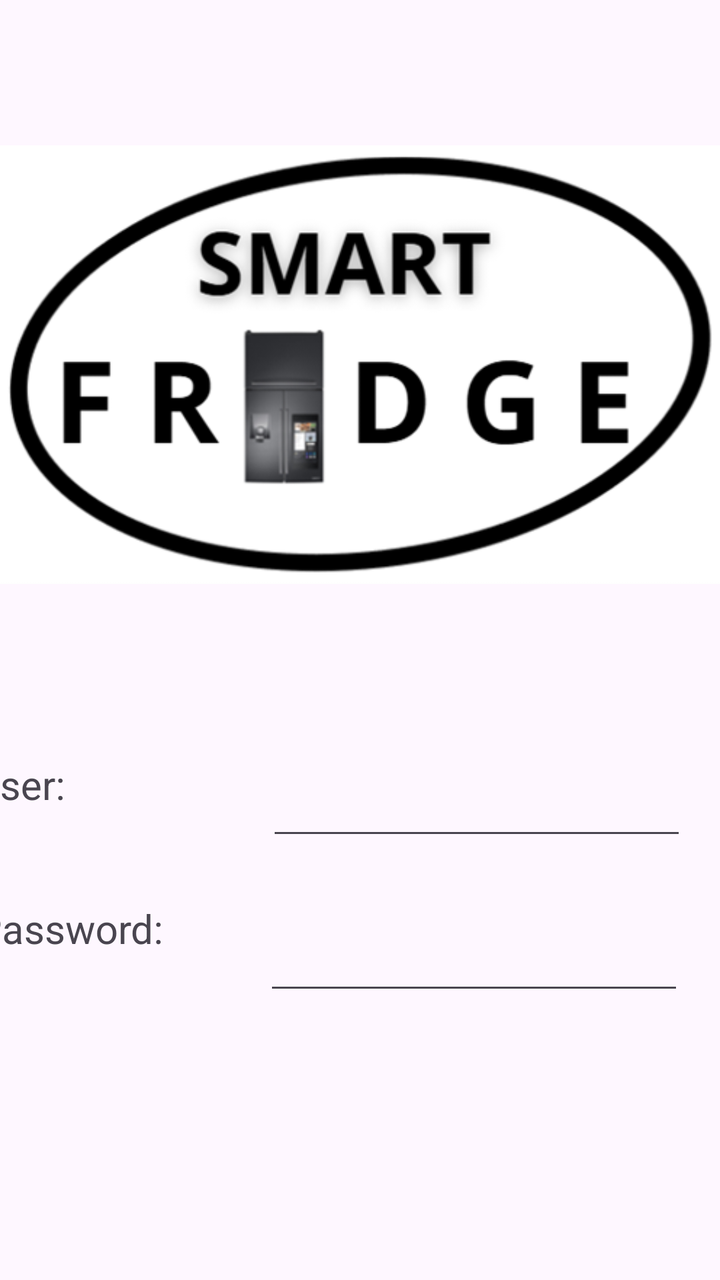
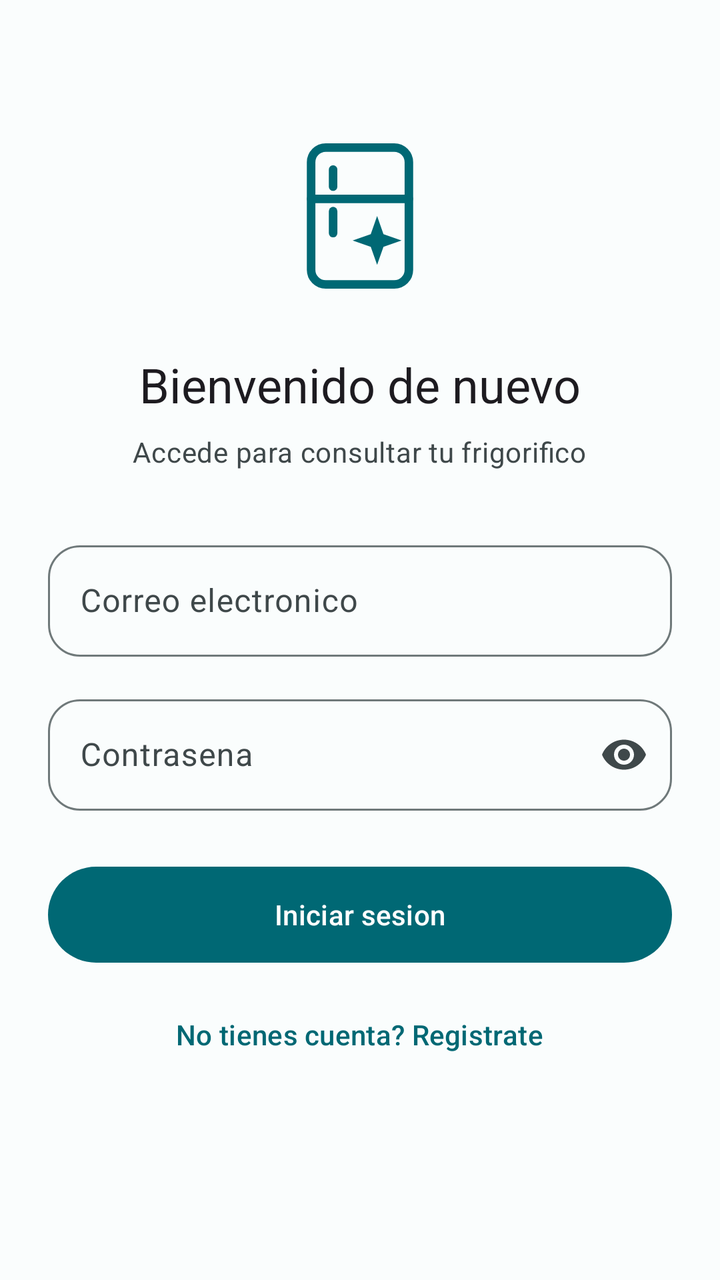

Two renders of the same Android screen: before a commit and after it. Below are the layout's source before the change and the commit's diff.
<!-- AndroidManifest.xml: application theme Theme.SmartFridge -->
<!-- res/layout/activity_login.xml -->
<?xml version="1.0" encoding="utf-8"?>
<androidx.constraintlayout.widget.ConstraintLayout xmlns:android="http://schemas.android.com/apk/res/android"
    xmlns:app="http://schemas.android.com/apk/res-auto"
    xmlns:tools="http://schemas.android.com/tools"
    android:layout_width="match_parent"
    android:layout_height="match_parent">

    <ImageView
        android:id="@+id/imageView"
        android:layout_width="wrap_content"
        android:layout_height="wrap_content"
        android:layout_marginTop="25dp"
        android:layout_marginBottom="24dp"
        app:layout_constraintBottom_toTopOf="@+id/user"
        app:layout_constraintEnd_toEndOf="parent"
        app:layout_constraintStart_toStartOf="parent"
        app:layout_constraintTop_toTopOf="parent"
        app:srcCompat="@drawable/smartfridgelogo" />

    <TextView
        android:id="@+id/textView2"
        android:layout_width="wrap_content"
        android:layout_height="wrap_content"
        android:layout_marginStart="44dp"
        android:layout_marginTop="20dp"
        android:layout_marginEnd="66dp"
        android:text="User: "
        android:textSize="20sp"
        app:layout_constraintBottom_toTopOf="@+id/textView3"
        app:layout_constraintEnd_toStartOf="@+id/user"
        app:layout_constraintStart_toStartOf="parent"
        app:layout_constraintTop_toBottomOf="@+id/imageView" />

    <TextView
        android:id="@+id/textView3"
        android:layout_width="wrap_content"
        android:layout_height="wrap_content"
        android:layout_marginStart="44dp"
        android:layout_marginTop="20dp"
        android:layout_marginEnd="27dp"
        android:layout_marginBottom="137dp"
        android:text="Password: "
        android:textSize="20sp"
        app:layout_constraintBottom_toBottomOf="parent"
        app:layout_constraintEnd_toStartOf="@+id/Password"
        app:layout_constraintStart_toStartOf="parent"
        app:layout_constraintTop_toBottomOf="@+id/textView2" />

    <EditText
        android:id="@+id/user"
        android:layout_width="wrap_content"
        android:layout_height="wrap_content"
        android:layout_marginStart="30dp"
        android:layout_marginTop="20dp"
        android:layout_marginEnd="74dp"
        android:ems="10"
        android:inputType="text"
        app:layout_constraintBottom_toTopOf="@+id/Password"
        app:layout_constraintEnd_toEndOf="parent"
        app:layout_constraintStart_toEndOf="@+id/textView2"
        app:layout_constraintTop_toBottomOf="@+id/imageView" />

    <EditText
        android:id="@+id/Password"
        android:layout_width="wrap_content"
        android:layout_height="wrap_content"
        android:layout_marginStart="18dp"
        android:layout_marginTop="30dp"
        android:layout_marginEnd="74dp"
        android:layout_marginBottom="37dp"
        android:ems="10"
        android:inputType="textPassword"
        app:layout_constraintBottom_toTopOf="@+id/loginButton"
        app:layout_constraintEnd_toEndOf="parent"
        app:layout_constraintStart_toEndOf="@+id/textView3"
        app:layout_constraintTop_toBottomOf="@+id/user" />

    <Button
        android:id="@+id/loginButton"
        android:layout_width="wrap_content"
        android:layout_height="wrap_content"
        android:layout_marginStart="179dp"
        android:layout_marginTop="20dp"
        android:layout_marginEnd="194dp"
        android:layout_marginBottom="20dp"
        android:text="Log in"
        app:layout_constraintBottom_toBottomOf="parent"
        app:layout_constraintEnd_toEndOf="parent"
        app:layout_constraintStart_toStartOf="parent"
        app:layout_constraintTop_toBottomOf="@+id/Password" />
</androidx.constraintlayout.widget.ConstraintLayout>
<!-- resources referenced by this layout -->
<resources>
  <!-- drawable smartfridgelogo: png bitmap (drawable, 44267 bytes) -->
  <style name="Base.Theme.SmartFridge" parent="Theme.Material3.DayNight.NoActionBar">
          
          
      </style>
  <!-- unchanged entries left out for length: 1 -->
</resources>

<!-- the commit's change to res/layout/activity_login.xml (unified diff, before → after) -->
@@ -1,91 +1,90 @@
 <?xml version="1.0" encoding="utf-8"?>
-<androidx.constraintlayout.widget.ConstraintLayout xmlns:android="http://schemas.android.com/apk/res/android"
+<ScrollView xmlns:android="http://schemas.android.com/apk/res/android"
     xmlns:app="http://schemas.android.com/apk/res-auto"
-    xmlns:tools="http://schemas.android.com/tools"
     android:layout_width="match_parent"
-    android:layout_height="match_parent">
+    android:layout_height="match_parent"
+    android:fillViewport="true">
 
-    <ImageView
-        android:id="@+id/imageView"
-        android:layout_width="wrap_content"
+    <LinearLayout
+        android:layout_width="match_parent"
         android:layout_height="wrap_content"
-        android:layout_marginTop="25dp"
-        android:layout_marginBottom="24dp"
-        app:layout_constraintBottom_toTopOf="@+id/user"
-        app:layout_constraintEnd_toEndOf="parent"
-        app:layout_constraintStart_toStartOf="parent"
-        app:layout_constraintTop_toTopOf="parent"
-        app:srcCompat="@drawable/smartfridgelogo" />
+        android:gravity="center_horizontal"
+        android:orientation="vertical"
+        android:paddingStart="@dimen/space_l"
+        android:paddingTop="@dimen/space_xl"
+        android:paddingEnd="@dimen/space_l"
+        android:paddingBottom="@dimen/space_l">
 
-    <TextView
-        android:id="@+id/textView2"
-        android:layout_width="wrap_content"
-        android:layout_height="wrap_content"
-        android:layout_marginStart="44dp"
-        android:layout_marginTop="20dp"
-        android:layout_marginEnd="66dp"
-        android:text="User: "
-        android:textSize="20sp"
-        app:layout_constraintBottom_toTopOf="@+id/textView3"
-        app:layout_constraintEnd_toStartOf="@+id/user"
-        app:layout_constraintStart_toStartOf="parent"
-        app:layout_constraintTop_toBottomOf="@+id/imageView" />
+        <ImageView
+            android:layout_width="88dp"
+            android:layout_height="88dp"
+            android:layout_marginTop="@dimen/space_xl"
+            android:contentDescription="@null"
+            android:src="@drawable/ic_fridge_logo"
+            app:tint="?attr/colorPrimary" />
 
-    <TextView
-        android:id="@+id/textView3"
-        android:layout_width="wrap_content"
-        android:layout_height="wrap_content"
-        android:layout_marginStart="44dp"
-        android:layout_marginTop="20dp"
-        android:layout_marginEnd="27dp"
-        android:layout_marginBottom="137dp"
-        android:text="Password: "
-        android:textSize="20sp"
-        app:layout_constraintBottom_toBottomOf="parent"
-        app:layout_constraintEnd_toStartOf="@+id/Password"
-        app:layout_constraintStart_toStartOf="parent"
-        app:layout_constraintTop_toBottomOf="@+id/textView2" />
+        <TextView
+            android:layout_width="wrap_content"
+            android:layout_height="wrap_content"
+            android:layout_marginTop="@dimen/space_l"
+            android:text="@string/auth_welcome_title"
+            android:textAppearance="?attr/textAppearanceHeadlineSmall" />
 
-    <EditText
-        android:id="@+id/user"
-        android:layout_width="wrap_content"
-        android:layout_height="wrap_content"
-        android:layout_marginStart="30dp"
-        android:layout_marginTop="20dp"
-        android:layout_marginEnd="74dp"
-        android:ems="10"
-        android:inputType="text"
-        app:layout_constraintBottom_toTopOf="@+id/Password"
-        app:layout_constraintEnd_toEndOf="parent"
-        app:layout_constraintStart_toEndOf="@+id/textView2"
-        app:layout_constraintTop_toBottomOf="@+id/imageView" />
+        <TextView
+            android:layout_width="wrap_content"
+            android:layout_height="wrap_content"
+            android:layout_marginTop="@dimen/space_s"
+            android:layout_marginBottom="@dimen/space_xl"
+            android:text="@string/auth_welcome_subtitle"
+            android:textAppearance="?attr/textAppearanceBodyMedium"
+            android:textColor="?attr/colorOnSurfaceVariant" />
 
-    <EditText
-        android:id="@+id/Password"
-        android:layout_width="wrap_content"
-        android:layout_height="wrap_content"
-        android:layout_marginStart="18dp"
-        android:layout_marginTop="30dp"
-        android:layout_marginEnd="74dp"
-        android:layout_marginBottom="37dp"
-        android:ems="10"
-        android:inputType="textPassword"
-        app:layout_constraintBottom_toTopOf="@+id/loginButton"
-        app:layout_constraintEnd_toEndOf="parent"
-        app:layout_constraintStart_toEndOf="@+id/textView3"
-        app:layout_constraintTop_toBottomOf="@+id/user" />
+        <com.google.android.material.textfield.TextInputLayout
+            android:id="@+id/emailLayout"
+            style="@style/Widget.SmartFridge.TextInputLayout"
+            android:layout_width="match_parent"
+            android:layout_height="wrap_content"
+            android:hint="@string/auth_email">
 
-    <Button
-        android:id="@+id/loginButton"
-        android:layout_width="wrap_content"
-        android:layout_height="wrap_content"
-        android:layout_marginStart="179dp"
-        android:layout_marginTop="20dp"
-        android:layout_marginEnd="194dp"
-        android:layout_marginBottom="20dp"
-        android:text="Log in"
-        app:layout_constraintBottom_toBottomOf="parent"
-        app:layout_constraintEnd_toEndOf="parent"
-        app:layout_constraintStart_toStartOf="parent"
-        app:layout_constraintTop_toBottomOf="@+id/Password" />
-</androidx.constraintlayout.widget.ConstraintLayout>
+            <com.google.android.material.textfield.TextInputEditText
+                android:id="@+id/emailInput"
+                android:layout_width="match_parent"
+                android:layout_height="wrap_content"
+                android:autofillHints="emailAddress"
+                android:inputType="textEmailAddress" />
+        </com.google.android.material.textfield.TextInputLayout>
+
+        <com.google.android.material.textfield.TextInputLayout
+            android:id="@+id/passwordLayout"
+            style="@style/Widget.SmartFridge.TextInputLayout"
+            android:layout_width="match_parent"
+            android:layout_height="wrap_content"
+            android:hint="@string/auth_password"
+            app:endIconMode="password_toggle">
+
+            <com.google.android.material.textfield.TextInputEditText
+                android:id="@+id/passwordInput"
+                android:layout_width="match_parent"
+                android:layout_height="wrap_content"
+                android:autofillHints="password"
+                android:imeOptions="actionDone"
+                android:inputType="textPassword" />
+        </com.google.android.material.textfield.TextInputLayout>
+
+        <com.google.android.material.button.MaterialButton
+            android:id="@+id/loginButton"
+            style="@style/Widget.SmartFridge.Button"
+            android:layout_width="match_parent"
+            android:layout_height="wrap_content"
+            android:layout_marginTop="@dimen/space_s"
+            android:text="@string/auth_login" />
+
+        <com.google.android.material.button.MaterialButton
+            android:id="@+id/goToRegisterButton"
+            style="@style/Widget.SmartFridge.Button.Text"
+            android:layout_width="wrap_content"
+            android:layout_height="wrap_content"
+            android:layout_marginTop="@dimen/space_s"
+            android:text="@string/auth_no_account" />
+    </LinearLayout>
+</ScrollView>
<!-- resource entries referenced after the edit -->
@@ -1,10 +1,117 @@
 <!-- resources referenced by this layout -->
 <resources>
-  <!-- drawable smartfridgelogo: png bitmap (drawable, 44267 bytes) -->
+  <dimen name="space_l">24dp</dimen>
+  <dimen name="space_s">8dp</dimen>
+  <dimen name="space_xl">32dp</dimen>
+  <!-- drawable ic_fridge_logo (drawable) -->
+  <?xml version="1.0" encoding="utf-8"?>
+  <vector xmlns:android="http://schemas.android.com/apk/res/android"
+      android:width="72dp" android:height="72dp"
+      android:viewportWidth="72" android:viewportHeight="72">
+      <path
+          android:pathData="M22,8h28a6,6 0 0 1 6,6v44a6,6 0 0 1 -6,6H22a6,6 0 0 1 -6,-6V14a6,6 0 0 1 6,-6z"
+          android:fillColor="#00000000" android:strokeColor="#FF000000"
+          android:strokeWidth="3.5" android:strokeLineJoin="round"/>
+      <path android:pathData="M16,29h40" android:strokeColor="#FF000000"
+          android:strokeWidth="3.5" android:strokeLineCap="round"/>
+      <path android:pathData="M25,17v7" android:strokeColor="#FF000000"
+          android:strokeWidth="3.5" android:strokeLineCap="round"/>
+      <path android:pathData="M25,34v9" android:strokeColor="#FF000000"
+          android:strokeWidth="3.5" android:strokeLineCap="round"/>
+      <path
+          android:pathData="M43,36l2.6,7.4 7.4,2.6 -7.4,2.6 -2.6,7.4 -2.6,-7.4 -7.4,-2.6 7.4,-2.6z"
+          android:fillColor="#FF000000"/>
+  </vector>
+  <string name="auth_email">Correo electronico</string>
+  <string name="auth_login">Iniciar sesion</string>
+  <string name="auth_no_account">No tienes cuenta? Registrate</string>
+  <string name="auth_password">Contrasena</string>
+  <string name="auth_welcome_subtitle">Accede para consultar tu frigorifico</string>
+  <string name="auth_welcome_title">Bienvenido de nuevo</string>
+  <style name="Widget.SmartFridge.Button" parent="Widget.Material3.Button">
+          <item name="android:minHeight">56dp</item>
+          <item name="android:textAppearance">?attr/textAppearanceLabelLarge</item>
+      </style>
+  <style name="Widget.SmartFridge.Button.Text" parent="Widget.Material3.Button.TextButton" />
+  <style name="Widget.SmartFridge.TextInputLayout" parent="Widget.Material3.TextInputLayout.OutlinedBox">
+          <item name="boxCornerRadiusTopStart">@dimen/space_m</item>
+          <item name="boxCornerRadiusTopEnd">@dimen/space_m</item>
+          <item name="boxCornerRadiusBottomStart">@dimen/space_m</item>
+          <item name="boxCornerRadiusBottomEnd">@dimen/space_m</item>
+          <item name="android:layout_marginBottom">@dimen/space_m</item>
+      </style>
+  <dimen name="space_m">16dp</dimen>
   <style name="Base.Theme.SmartFridge" parent="Theme.Material3.DayNight.NoActionBar">
+          <item name="colorPrimary">@color/md_theme_light_primary</item>
+          <item name="colorOnPrimary">@color/md_theme_light_onPrimary</item>
+          <item name="colorPrimaryContainer">@color/md_theme_light_primaryContainer</item>
+          <item name="colorOnPrimaryContainer">@color/md_theme_light_onPrimaryContainer</item>
+          <item name="colorSecondary">@color/md_theme_light_secondary</item>
+          <item name="colorOnSecondary">@color/md_theme_light_onSecondary</item>
+          <item name="colorSecondaryContainer">@color/md_theme_light_secondaryContainer</item>
+          <item name="colorOnSecondaryContainer">@color/md_theme_light_onSecondaryContainer</item>
+          <item name="colorTertiary">@color/md_theme_light_tertiary</item>
+          <item name="colorOnTertiary">@color/md_theme_light_onTertiary</item>
+          <item name="colorTertiaryContainer">@color/md_theme_light_tertiaryContainer</item>
+          <item name="colorOnTertiaryContainer">@color/md_theme_light_onTertiaryContainer</item>
+          <item name="colorError">@color/md_theme_light_error</item>
+          <item name="colorOnError">@color/md_theme_light_onError</item>
+          <item name="colorErrorContainer">@color/md_theme_light_errorContainer</item>
+          <item name="colorOnErrorContainer">@color/md_theme_light_onErrorContainer</item>
+          <item name="android:colorBackground">@color/md_theme_light_background</item>
+          <item name="colorOnBackground">@color/md_theme_light_onBackground</item>
+          <item name="colorSurface">@color/md_theme_light_surface</item>
+          <item name="colorOnSurface">@color/md_theme_light_onSurface</item>
+          <item name="colorSurfaceVariant">@color/md_theme_light_surfaceVariant</item>
+          <item name="colorOnSurfaceVariant">@color/md_theme_light_onSurfaceVariant</item>
+          <item name="colorOutline">@color/md_theme_light_outline</item>
+          <item name="colorOutlineVariant">@color/md_theme_light_outlineVariant</item>
+          <item name="colorSurfaceInverse">@color/md_theme_light_inverseSurface</item>
+          <item name="colorOnSurfaceInverse">@color/md_theme_light_inverseOnSurface</item>
+          <item name="colorPrimaryInverse">@color/md_theme_light_inversePrimary</item>
+          <item name="colorSurfaceContainerLowest">@color/md_theme_light_surfaceContainerLowest</item>
+          <item name="colorSurfaceContainerLow">@color/md_theme_light_surfaceContainerLow</item>
+          <item name="colorSurfaceContainer">@color/md_theme_light_surfaceContainer</item>
+          <item name="colorSurfaceContainerHigh">@color/md_theme_light_surfaceContainerHigh</item>
+          <item name="colorSurfaceContainerHighest">@color/md_theme_light_surfaceContainerHighest</item>
           
-          
+          <item name="android:statusBarColor">?android:attr/colorBackground</item>
+          <item name="android:navigationBarColor">?android:attr/colorBackground</item>
+          <item name="android:windowLightStatusBar" tools:targetApi="m">true</item>
+          <item name="android:windowLightNavigationBar" tools:targetApi="o_mr1">true</item>
       </style>
+  <color name="md_theme_light_primary">#006874</color>
+  <color name="md_theme_light_onPrimary">#FFFFFF</color>
+  <color name="md_theme_light_primaryContainer">#97F0FF</color>
+  <color name="md_theme_light_onPrimaryContainer">#001F24</color>
+  <color name="md_theme_light_secondary">#4A6267</color>
+  <color name="md_theme_light_onSecondary">#FFFFFF</color>
+  <color name="md_theme_light_secondaryContainer">#CDE7EC</color>
+  <color name="md_theme_light_onSecondaryContainer">#051F23</color>
+  <color name="md_theme_light_tertiary">#525E7D</color>
+  <color name="md_theme_light_onTertiary">#FFFFFF</color>
+  <color name="md_theme_light_tertiaryContainer">#DAE2FF</color>
+  <color name="md_theme_light_onTertiaryContainer">#0E1B37</color>
+  <color name="md_theme_light_error">#BA1A1A</color>
+  <color name="md_theme_light_onError">#FFFFFF</color>
+  <color name="md_theme_light_errorContainer">#FFDAD6</color>
+  <color name="md_theme_light_onErrorContainer">#410002</color>
+  <color name="md_theme_light_background">#FAFDFD</color>
+  <color name="md_theme_light_onBackground">#191C1D</color>
+  <color name="md_theme_light_surface">#FAFDFD</color>
+  <color name="md_theme_light_onSurface">#191C1D</color>
+  <color name="md_theme_light_surfaceVariant">#DBE4E6</color>
+  <color name="md_theme_light_onSurfaceVariant">#3F484A</color>
+  <color name="md_theme_light_outline">#6F797A</color>
+  <color name="md_theme_light_outlineVariant">#BFC8CA</color>
+  <color name="md_theme_light_inverseSurface">#2E3132</color>
+  <color name="md_theme_light_inverseOnSurface">#EFF1F1</color>
+  <color name="md_theme_light_inversePrimary">#4FD8EB</color>
+  <color name="md_theme_light_surfaceContainerLowest">#FFFFFF</color>
+  <color name="md_theme_light_surfaceContainerLow">#F4F7F7</color>
+  <color name="md_theme_light_surfaceContainer">#EEF1F2</color>
+  <color name="md_theme_light_surfaceContainerHigh">#E8EBEC</color>
+  <color name="md_theme_light_surfaceContainerHighest">#E2E6E6</color>
   <!-- unchanged entries left out for length: 1 -->
 </resources>
 
